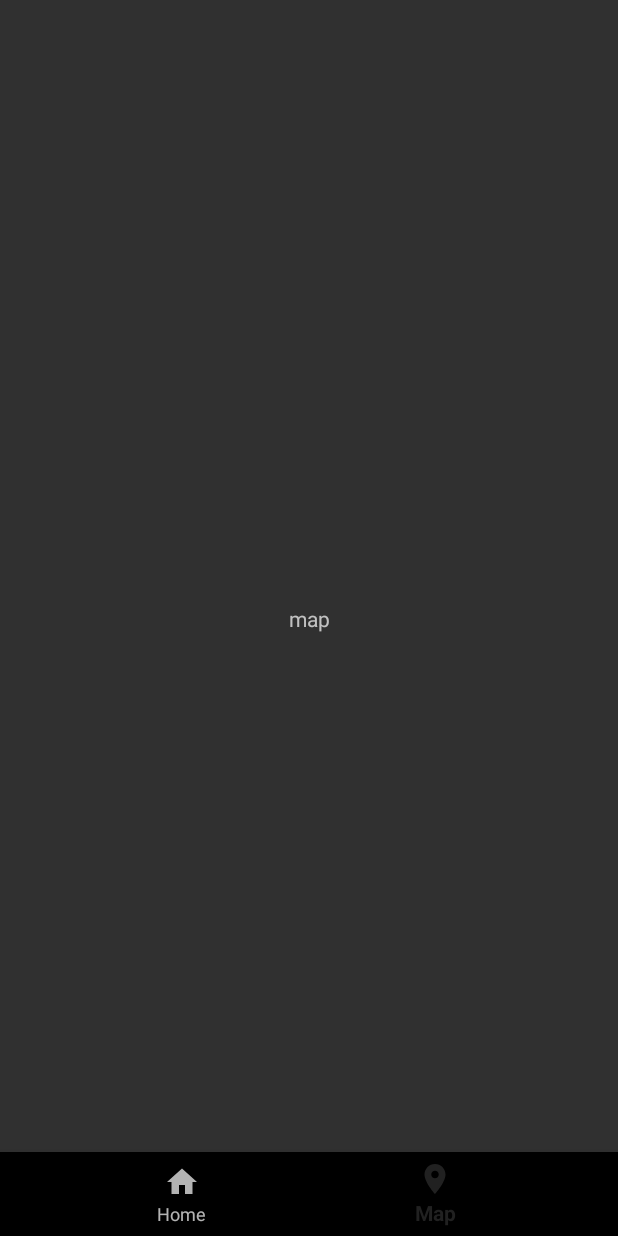
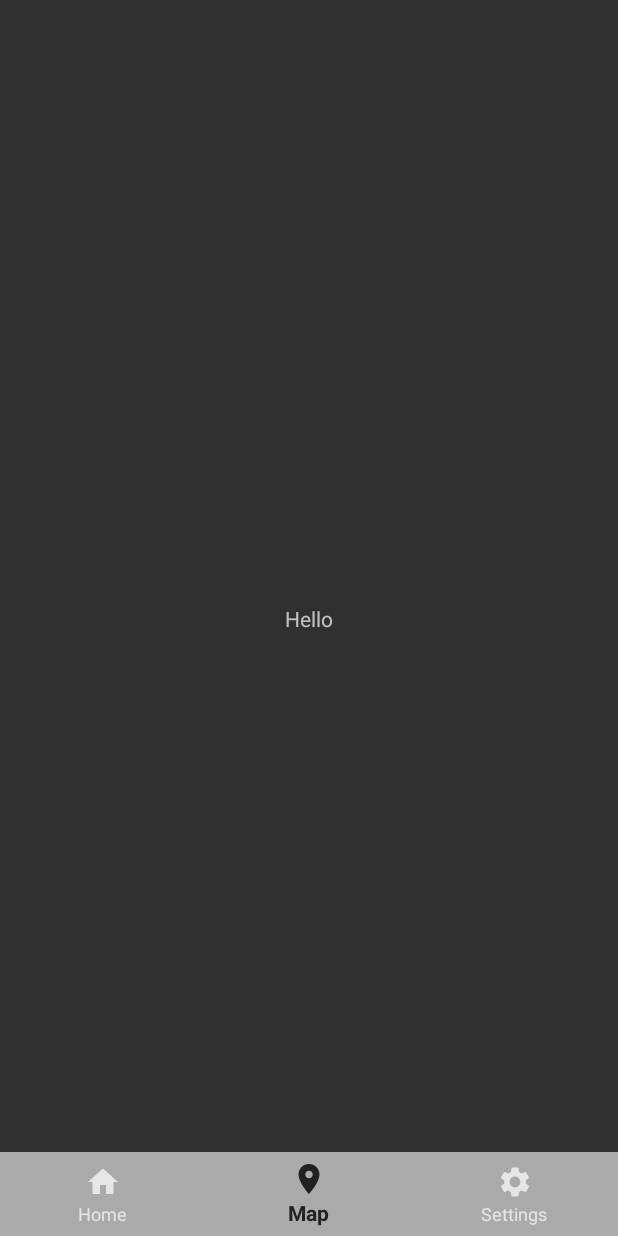
Before and after one commit to m-teja/Things-To-Do, an Android app: the screen it shows after launch (HomeActivity), item 2 of the bottom bar chosen, on a phone screen of 412 x 824 dp. Run offline under Robolectric (Android 15) with nearby library versions, the light colour scheme and no system bars; 2 statements that could not run were skipped.

Commit message:
added settings fragment

```diff
--- a/app/build.gradle.kts
+++ b/app/build.gradle.kts
@@ -66,6 +66,7 @@
     implementation(libs.androidx.databinding.runtime)
     implementation(libs.material)
     implementation(libs.androidx.navigation.fragment.ktx)
+    implementation(libs.play.services.maps)
     testImplementation(libs.junit)
     androidTestImplementation(libs.androidx.junit)
     androidTestImplementation(libs.androidx.espresso.core)
--- a/app/src/main/java/com/project/HomeActivity.kt
+++ b/app/src/main/java/com/project/HomeActivity.kt
@@ -15,11 +15,13 @@
 
         val homeFragment = HomeFragment()
         val mapFragment = MapFragment()
+        val settingsFragment = SettingsFragment()
 
         findViewById<NavigationBarView>(R.id.activity_home_bottom_navigation).setOnItemSelectedListener {
             when (it.itemId) {
                 R.id.home -> setCurrentFragment(homeFragment)
                 R.id.map -> setCurrentFragment(mapFragment)
+                R.id.settings -> setCurrentFragment(settingsFragment)
             }
             true
         }
--- /dev/null
+++ b/app/src/main/java/com/project/SettingsFragment.kt
@@ -0,0 +1,6 @@
+package com.project
+
+import com.project.base.BaseFragment
+
+class SettingsFragment : BaseFragment(R.layout.fragment_settings) {
+}
--- /dev/null
+++ b/app/src/main/res/drawable/settings_icon.xml
@@ -0,0 +1,5 @@
+<vector xmlns:android="http://schemas.android.com/apk/res/android" android:height="24dp" android:tint="#000000" android:viewportHeight="24" android:viewportWidth="24" android:width="24dp">
+
+    <path android:fillColor="@android:color/white" android:pathData="M19.14,12.94c0.04,-0.3 0.06,-0.61 0.06,-0.94c0,-0.32 -0.02,-0.64 -0.07,-0.94l2.03,-1.58c0.18,-0.14 0.23,-0.41 0.12,-0.61l-1.92,-3.32c-0.12,-0.22 -0.37,-0.29 -0.59,-0.22l-2.39,0.96c-0.5,-0.38 -1.03,-0.7 -1.62,-0.94L14.4,2.81c-0.04,-0.24 -0.24,-0.41 -0.48,-0.41h-3.84c-0.24,0 -0.43,0.17 -0.47,0.41L9.25,5.35C8.66,5.59 8.12,5.92 7.63,6.29L5.24,5.33c-0.22,-0.08 -0.47,0 -0.59,0.22L2.74,8.87C2.62,9.08 2.66,9.34 2.86,9.48l2.03,1.58C4.84,11.36 4.8,11.69 4.8,12s0.02,0.64 0.07,0.94l-2.03,1.58c-0.18,0.14 -0.23,0.41 -0.12,0.61l1.92,3.32c0.12,0.22 0.37,0.29 0.59,0.22l2.39,-0.96c0.5,0.38 1.03,0.7 1.62,0.94l0.36,2.54c0.05,0.24 0.24,0.41 0.48,0.41h3.84c0.24,0 0.44,-0.17 0.47,-0.41l0.36,-2.54c0.59,-0.24 1.13,-0.56 1.62,-0.94l2.39,0.96c0.22,0.08 0.47,0 0.59,-0.22l1.92,-3.32c0.12,-0.22 0.07,-0.47 -0.12,-0.61L19.14,12.94zM12,15.6c-1.98,0 -3.6,-1.62 -3.6,-3.6s1.62,-3.6 3.6,-3.6s3.6,1.62 3.6,3.6S13.98,15.6 12,15.6z"/>
+
+</vector>
--- a/app/src/main/res/layout/activity_home.xml
+++ b/app/src/main/res/layout/activity_home.xml
@@ -16,6 +16,7 @@
         android:id="@+id/activity_home_bottom_navigation"
         android:layout_width="match_parent"
         android:layout_height="wrap_content"
+        android:background="@android:color/darker_gray"
         app:layout_constraintBottom_toBottomOf="parent"
         app:layout_constraintEnd_toEndOf="parent"
         app:layout_constraintStart_toStartOf="parent"
--- a/app/src/main/res/layout/fragment_map.xml
+++ b/app/src/main/res/layout/fragment_settings.xml
@@ -6,10 +6,10 @@
     android:layout_height="match_parent">
 
     <TextView
-        android:id="@+id/textView"
-        android:layout_width="wrap_content"
-        android:layout_height="wrap_content"
-        android:text="map"
+        android:id="@+id/textView2"
+        android:layout_width="55dp"
+        android:layout_height="17dp"
+        android:text="Settings"
         app:layout_constraintBottom_toBottomOf="parent"
         app:layout_constraintEnd_toEndOf="parent"
         app:layout_constraintStart_toStartOf="parent"
--- a/app/src/main/res/menu/activity_home_bottom_nav_menu.xml
+++ b/app/src/main/res/menu/activity_home_bottom_nav_menu.xml
@@ -8,4 +8,8 @@
         android:id="@+id/map"
         android:title="Map"
         android:icon="@drawable/map_icon"/>
+    <item
+        android:id="@+id/settings"
+        android:title="Settings"
+        android:icon="@drawable/settings_icon"/>
 </menu>
--- a/gradle/libs.versions.toml
+++ b/gradle/libs.versions.toml
@@ -15,6 +15,7 @@
 databindingRuntime = "8.6.1"
 material = "1.12.0"
 navigationFragmentKtx = "2.8.1"
+playServicesMaps = "19.0.0"
 
 [libraries]
 androidx-constraintlayout = { module = "androidx.constraintlayout:constraintlayout", version.ref = "constraintlayout" }
@@ -38,6 +39,7 @@
 androidx-databinding-runtime = { group = "androidx.databinding", name = "databinding-runtime", version.ref = "databindingRuntime" }
 material = { group = "com.google.android.material", name = "material", version.ref = "material" }
 androidx-navigation-fragment-ktx = { group = "androidx.navigation", name = "navigation-fragment-ktx", version.ref = "navigationFragmentKtx" }
+play-services-maps = { group = "com.google.android.gms", name = "play-services-maps", version.ref = "playServicesMaps" }
 
 [plugins]
 android-application = { id = "com.android.application", version.ref = "agp" }
```
